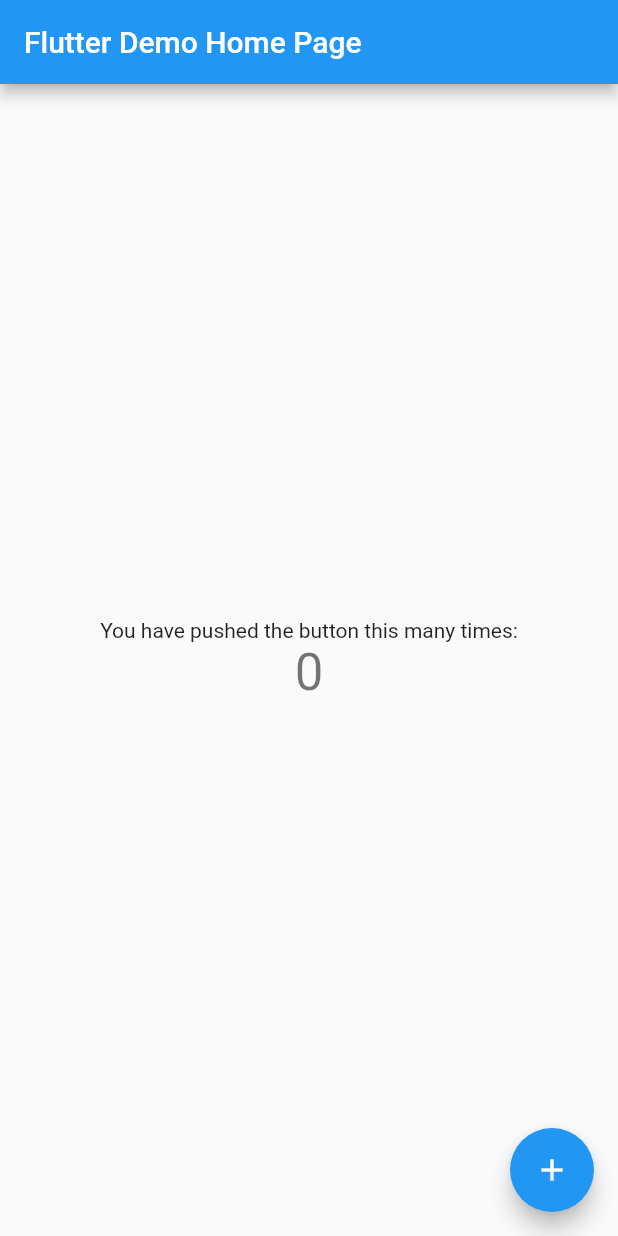
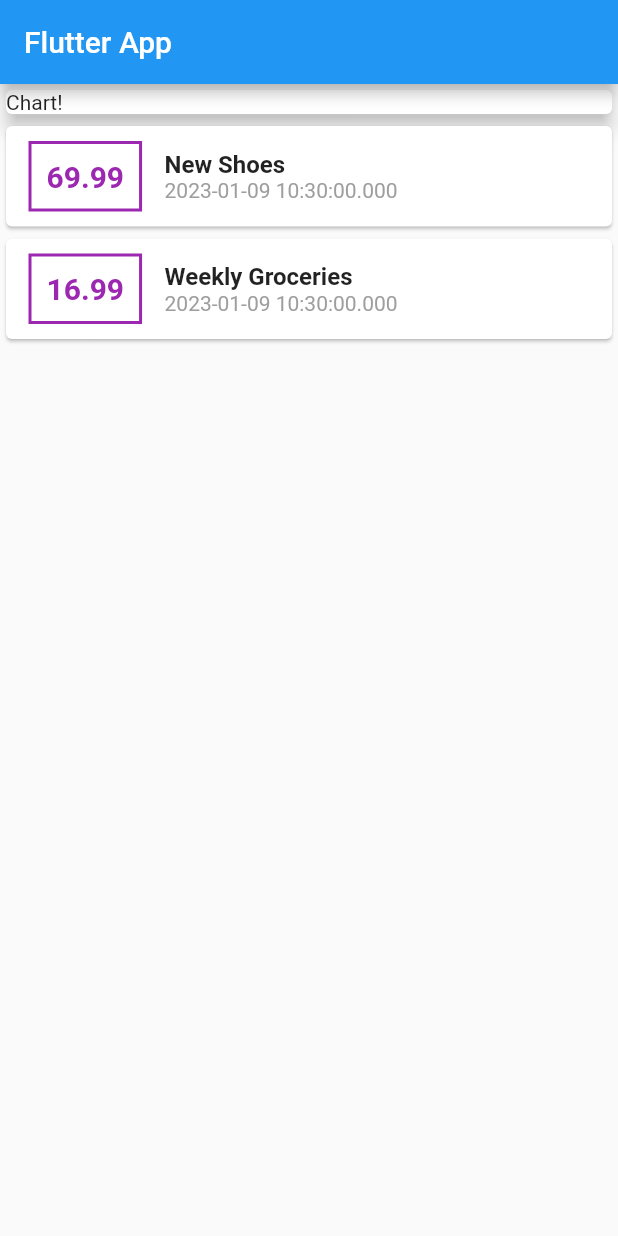
Before and after one commit to shahiutsav/personal_expenses, a Flutter app: the screen it shows after launch, on a phone screen of 412 x 824 dp. Run offline on Flutter 3.47's test engine with Material 2 defaults, Android fonts, the phone set to English and light mode, and no system bars.

Commit message:
Create transaction model and display data from it

```diff
--- a/lib/main.dart
+++ b/lib/main.dart
@@ -1,8 +1,7 @@
 import 'package:flutter/material.dart';
+import 'package:personal_expenses/transaction.dart';
 
-void main() {
-  runApp(const MyApp());
-}
+void main() => runApp(const MyApp());
 
 class MyApp extends StatelessWidget {
   const MyApp({super.key});
@@ -10,57 +9,92 @@ class MyApp extends StatelessWidget {
   @override
   Widget build(BuildContext context) {
     return MaterialApp(
-      title: 'Flutter Demo',
-      theme: ThemeData(
-        primarySwatch: Colors.blue,
-      ),
-      home: const MyHomePage(title: 'Flutter Demo Home Page'),
+      title: 'Flutter App',
+      home: MyHomePage(),
     );
   }
 }
 
-class MyHomePage extends StatefulWidget {
-  const MyHomePage({super.key, required this.title});
+class MyHomePage extends StatelessWidget {
+  MyHomePage({super.key});
 
-  final String title;
-
-  @override
-  State<MyHomePage> createState() => _MyHomePageState();
-}
-
-class _MyHomePageState extends State<MyHomePage> {
-  int _counter = 0;
-
-  void _incrementCounter() {
-    setState(() {
-      _counter++;
-    });
-  }
+  final List<Transaction> transactions = [
+    Transaction(
+      id: 't1',
+      title: 'New Shoes',
+      amount: 69.99,
+      date: DateTime.now(),
+    ),
+    Transaction(
+      id: 't2',
+      title: 'Weekly Groceries',
+      amount: 16.99,
+      date: DateTime.now(),
+    ),
+  ];
 
   @override
   Widget build(BuildContext context) {
     return Scaffold(
       appBar: AppBar(
-        title: Text(widget.title),
+        title: const Text('Flutter App'),
       ),
-      body: Center(
-        child: Column(
-          mainAxisAlignment: MainAxisAlignment.center,
-          children: <Widget>[
-            const Text(
-              'You have pushed the button this many times:',
+      body: Column(
+        crossAxisAlignment: CrossAxisAlignment.center,
+        children: [
+          const Card(
+            elevation: 5,
+            child: SizedBox(
+              width: double.infinity,
+              child: Text('Chart!'),
             ),
-            Text(
-              '$_counter',
-              style: Theme.of(context).textTheme.headline4,
-            ),
-          ],
-        ),
-      ),
-      floatingActionButton: FloatingActionButton(
-        onPressed: _incrementCounter,
-        tooltip: 'Increment',
-        child: const Icon(Icons.add),
+          ),
+          Column(
+            children: transactions.map((tx) {
+              return Card(
+                child: Row(children: [
+                  Container(
+                    margin: const EdgeInsets.symmetric(
+                      vertical: 10,
+                      horizontal: 15,
+                    ),
+                    decoration: BoxDecoration(
+                      border: Border.all(
+                        color: Colors.purple,
+                        width: 2,
+                      ),
+                    ),
+                    padding: const EdgeInsets.all(10),
+                    child: Text(
+                      tx.amount.toString(),
+                      style: const TextStyle(
+                        fontWeight: FontWeight.bold,
+                        fontSize: 20,
+                        color: Colors.purple,
+                      ),
+                    ),
+                  ),
+                  Column(
+                    crossAxisAlignment: CrossAxisAlignment.start,
+                    children: [
+                      Text(
+                        tx.title,
+                        style: const TextStyle(
+                          fontSize: 16,
+                          fontWeight: FontWeight.bold,
+                        ),
+                      ),
+                      Text(
+                        tx.date.toString(),
+                        style: const TextStyle(color: Colors.grey),
+                      ),
+                    ],
+                  )
+                ]),
+              );
+            }).toList(),
+          )
+        ],
       ),
     );
   }
--- /dev/null
+++ b/lib/transaction.dart
@@ -0,0 +1,13 @@
+class Transaction {
+  String id;
+  String title;
+  double amount;
+  DateTime date;
+
+  Transaction({
+    required this.id,
+    required this.title,
+    required this.amount,
+    required this.date,
+  });
+}
```
